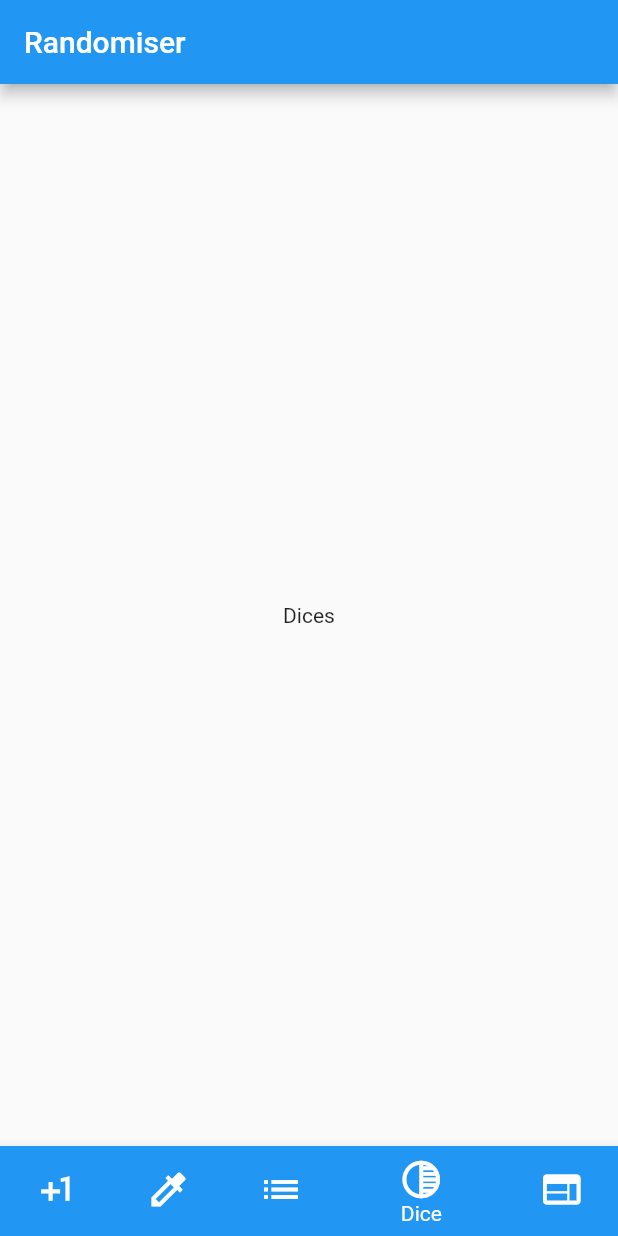
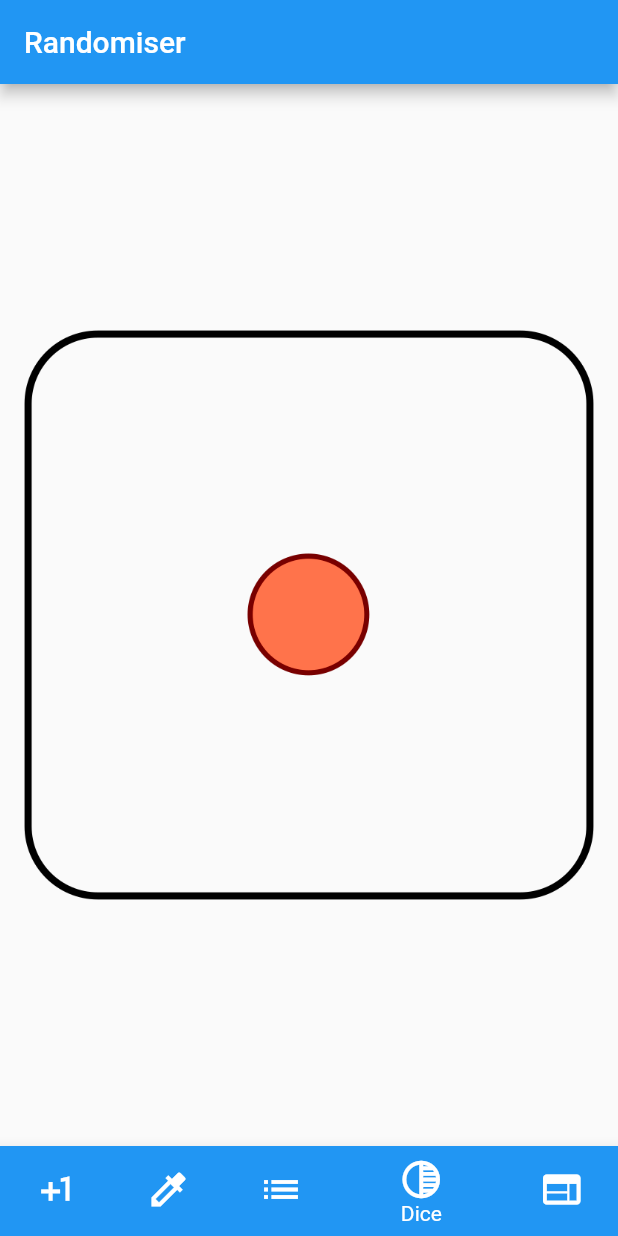
Before and after one commit to OstapFilipenko/Randomiser, a Flutter app: the screen it shows after launch, item 4 of the bottom bar chosen, on a phone screen of 412 x 824 dp. Run offline on Flutter 3.47's test engine with Material 2 defaults, Android fonts, the phone set to English and light mode, and no system bars; our stand-ins replace sqflite; accounts and stored records are empty.

Commit message:
added the dice page with its functionallity

```diff
--- a/lib/Pages/DicesGen.dart
+++ b/lib/Pages/DicesGen.dart
@@ -1,16 +1,38 @@
 import 'package:flutter/material.dart';
+import 'dart:math';
+
 class DicesGen extends StatefulWidget {
   @override
   _DicesGen createState() => _DicesGen();
 }
 
 class _DicesGen extends State<DicesGen> {
+  int numb = 1;
+  int oldnum;
+  var rng = new Random();
   @override
   Widget build(BuildContext context) {
     return Scaffold(
       body: new Center(
-        child: new Text("Dices"),
+        child: new FlatButton(
+          onPressed: () {
+            randomNumb(1, 7);
+          },
+          child: new Image(
+            image: AssetImage('assets/img/dice-$numb.png'),
+          ),
+        ),
       ),
     );
   }
+
+  void randomNumb(var min, var max) {
+    oldnum = numb;
+    setState(() {
+      numb = min + rng.nextInt(max - min);
+      if (numb == oldnum) {
+        randomNumb(1, 7);
+      }
+    });
+  }
 }
```
Also changed, not shown: pubspec.yaml (+7 -3 lines).
